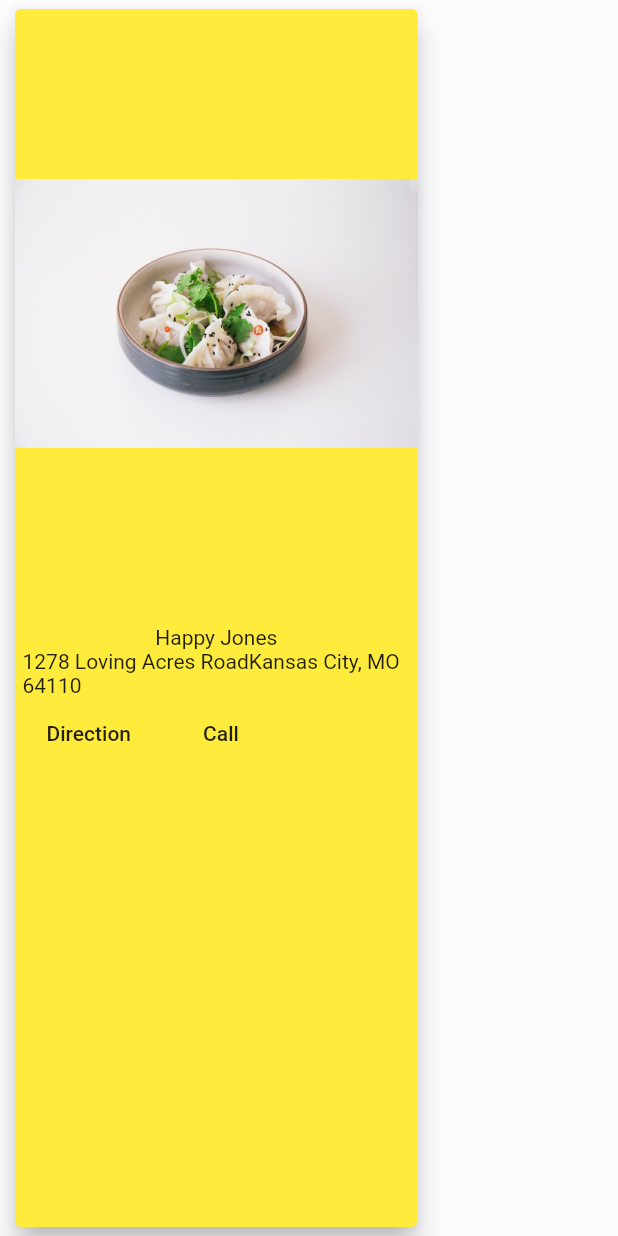
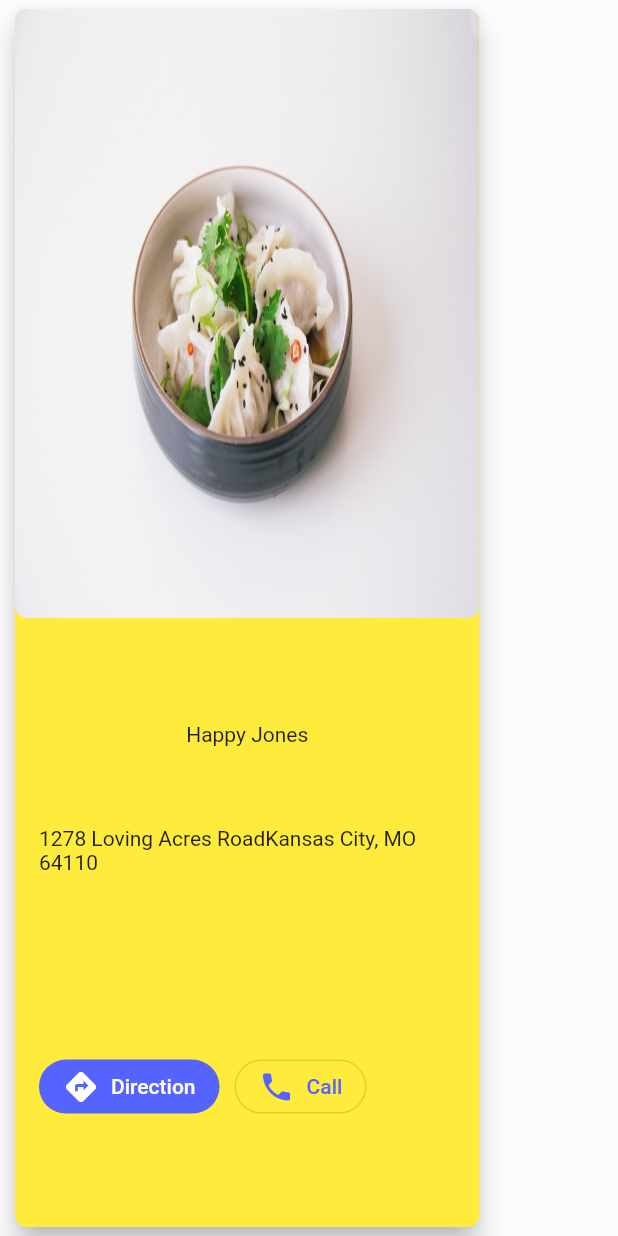
Before and after one commit to liongkj/flutter-jommalaysia-app, a Flutter app: the ListingTile widget shown alone on an empty page, opened directly, on a phone screen of 412 x 824 dp. Run offline on Flutter 3.47's test engine with Material 2 defaults, Android fonts, the phone set to English and light mode, and no system bars; our stand-ins replace google_maps_flutter; generated files the repository leaves out were written again.

Commit message:
map card layout

```diff
--- a/lib/ui/screens/maps/maps.dart
+++ b/lib/ui/screens/maps/maps.dart
@@ -33,7 +33,7 @@ class ListingRow extends StatelessWidget {
         color: Colors.red,
         height: MediaQuery.of(context).size.height * 0.4,
         child: Padding(
-          padding: const EdgeInsets.only(bottom: 16.0),
+          padding: const EdgeInsets.only(bottom: 8.0),
           child: CardRow(),
         ),
       ),
@@ -44,13 +44,16 @@ class ListingRow extends StatelessWidget {
 class CardRow extends StatelessWidget {
   @override
   Widget build(BuildContext context) {
-    return ListView(
+    return Padding(
+      padding: const EdgeInsets.only(left: 16.0),
+      child: ListView(
         scrollDirection: Axis.horizontal,
         children: <Widget>[
           ListingTile(),
           ListingTile(),
           ListingTile(),
         ],
+      ),
     );
   }
 }
@@ -61,8 +64,11 @@ class ListingTile extends StatelessWidget {
     return Hero(
       tag: 'detail',
       child: Container(
-        width: MediaQuery.of(context).size.width * 0.7,
+        width: MediaQuery.of(context).size.width * 0.8,
         child: Card(
+          shape: RoundedRectangleBorder(
+            borderRadius: BorderRadius.circular(8.0),
+          ),
           color: Colors.yellow,
           margin: EdgeInsets.symmetric(
             horizontal: 10.0,
@@ -89,12 +95,13 @@ class ListingLogoThumbnail extends StatelessWidget {
   @override
   Widget build(BuildContext context) {
     return Container(
-      margin: EdgeInsets.symmetric(
-        vertical: 8.0,
+      width: double.infinity,
+      child: ClipRRect(
+        borderRadius: new BorderRadius.circular(8.0),
+        child: Image(
+          fit: BoxFit.fill,
+          image: AssetImage(restaurants[0]["img"]),
         ),
-      child: Image(
-        fit: BoxFit.fitWidth,
-        image: AssetImage(restaurants[0]["img"]),
       ),
     );
   }
@@ -105,9 +112,9 @@ class ListingOverview extends StatelessWidget {
   Widget build(BuildContext context) {
     return Container(
       child: Padding(
-        padding: EdgeInsets.all(5.0),
-        child: Center(
+        padding: EdgeInsets.all(16.0),
         child: Column(
+          mainAxisAlignment: MainAxisAlignment.spaceEvenly,
           children: <Widget>[
             Text(
               restaurants[0]["title"],
@@ -115,14 +122,42 @@ class ListingOverview extends StatelessWidget {
             Text(
               restaurants[0]["address"],
             ),
+            SizedBox(height: 10.0),
             Row(
               children: <Widget>[
                 FlatButton(
-                    child: Text("Direction"),
+                  color: Theme.of(context).accentColor,
+                  textColor: Colors.white,
+                  shape: RoundedRectangleBorder(
+                    borderRadius: BorderRadius.circular(18.0),
+                  ),
+                  child: Container(
+                    child: Row(
+                      children: <Widget>[
+                        Icon(Icons.directions),
+                        SizedBox(width: 8.0),
+                        Text("Direction"),
+                      ],
+                    ),
+                  ),
                   onPressed: () {},
                 ),
-                  FlatButton(
-                    child: Text("Call"),
+                SizedBox(width: 10.0),
+                OutlineButton(
+                  textColor: Theme.of(context).accentColor,
+                  shape: RoundedRectangleBorder(
+                    borderRadius: BorderRadius.circular(18.0),
+                  ),
+                  child: Container(
+                    child: Row(
+                      mainAxisAlignment: MainAxisAlignment.spaceBetween,
+                      children: <Widget>[
+                        Icon(Icons.phone),
+                        SizedBox(width: 8.0),
+                        Text("Call"),
+                      ],
+                    ),
+                  ),
                   onPressed: () {},
                 ),
               ],
@@ -130,7 +165,6 @@ class ListingOverview extends StatelessWidget {
           ],
         ),
       ),
-      ),
     );
   }
 }
```
Lines whose indentation alone changed are shown as unchanged.
